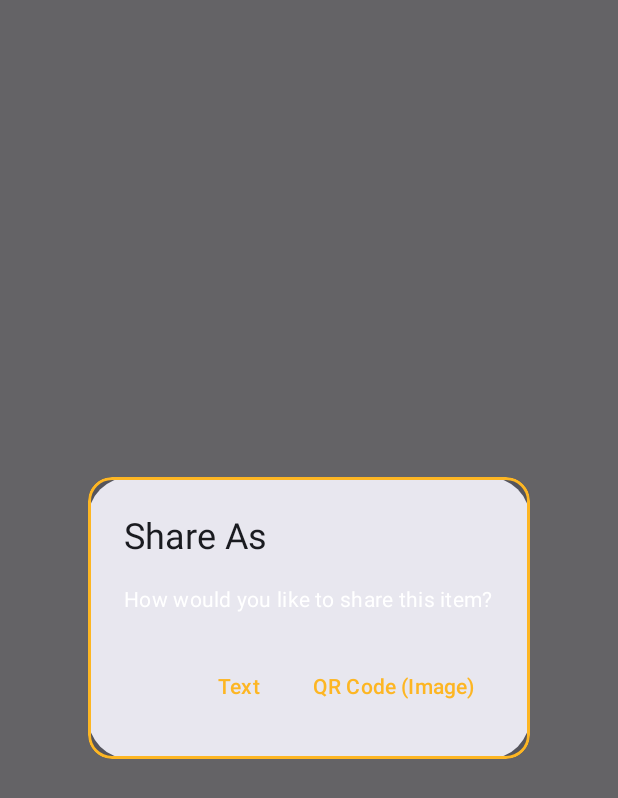
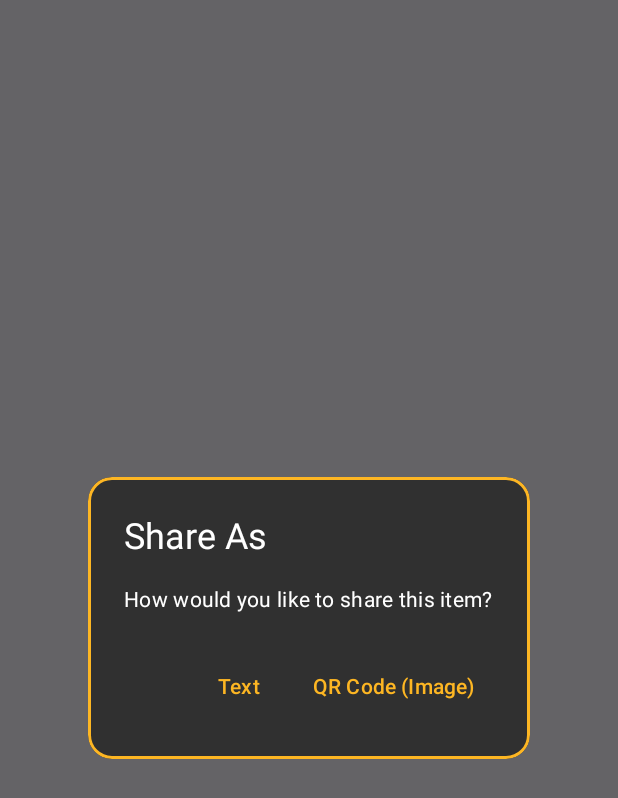
Before and after one commit to asadbytes/Code-App, an Android app built with Jetpack Compose: the composable ShareOptionDialog shown on its own in the app's theme, on a phone screen of 412 x 824 dp. Shown: the top 798 px of the screen. Run offline under Robolectric (Android 15) with nearby library versions, the phone set to English and light mode, and no system bars.

Commit message:
fixed issue two

```diff
--- a/app/src/main/java/com/asadbyte/codeapp/ui/detail/DetailComp.kt
+++ b/app/src/main/java/com/asadbyte/codeapp/ui/detail/DetailComp.kt
@@ -18,6 +18,7 @@ import androidx.compose.ui.unit.dp
 import androidx.core.content.FileProvider
 import com.asadbyte.codeapp.ui.others.enhanceQRCodeForSharing
 import com.asadbyte.codeapp.ui.theme.Gray10
+import com.asadbyte.codeapp.ui.theme.Gray30
 import com.asadbyte.codeapp.ui.theme.MyYellow
 import java.io.File
 import java.io.FileOutputStream
@@ -35,7 +36,7 @@ fun ShareOptionDialog(
 ) {
     AlertDialog(
         onDismissRequest = onDismiss,
-        title = { Text("Share As") },
+        title = { Text("Share As", color = Color.White) },
         text = { Text("How would you like to share this item?", color = Color.White) },
         confirmButton = {
             TextButton(onClick = onShareImage) {
@@ -47,10 +48,11 @@ fun ShareOptionDialog(
                 Text("Text", color = MyYellow)
             }
         },
+        containerColor = Gray30,
+        shape = RoundedCornerShape(16.dp),
         modifier = Modifier
             .clip(RoundedCornerShape(16.dp))
             .border(BorderStroke(2.dp, MyYellow), shape = RoundedCornerShape(16.dp))
-            .background(Gray10)
     )
 }
 
```
